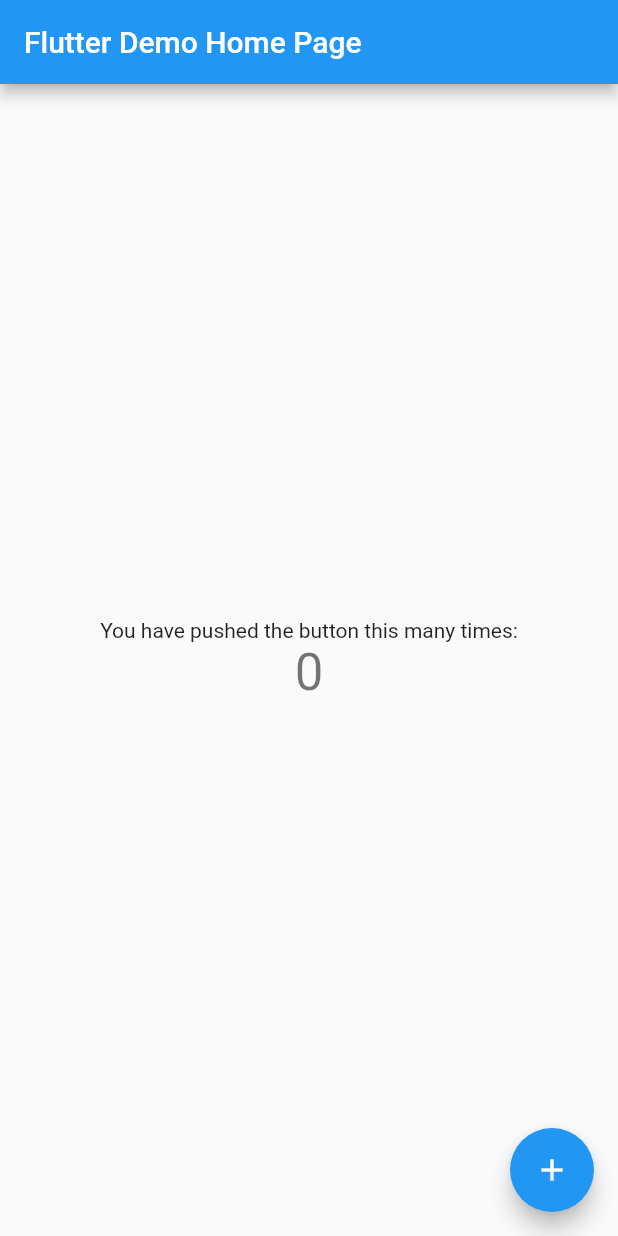
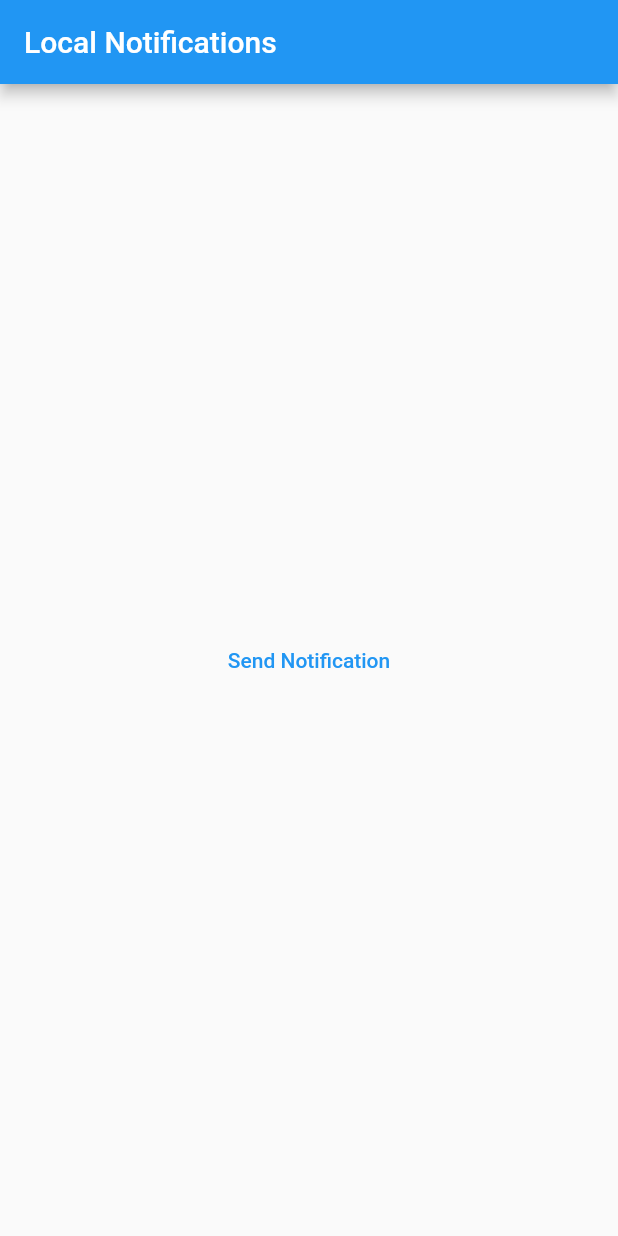
Before and after one commit to Anonymousgaurav/local_notifications, a Flutter app: the screen it shows after launch, on a phone screen of 412 x 824 dp. Run offline on Flutter 3.47's test engine with Material 2 defaults, Android fonts, the phone set to English and light mode, and no system bars; our stand-ins replace flutter_local_notifications, rxdart.

Commit message:
local notification implemented

```diff
--- a/lib/main.dart
+++ b/lib/main.dart
@@ -1,4 +1,5 @@
 import 'package:flutter/material.dart';
+import 'package:local_notifications/presentation/screens/LocalNotificationScreen.dart';
 
 void main() {
   runApp(const MyApp());
@@ -6,110 +7,14 @@ void main() {
 
 class MyApp extends StatelessWidget {
   const MyApp({Key? key}) : super(key: key);
-
-  // This widget is the root of your application.
   @override
   Widget build(BuildContext context) {
     return MaterialApp(
       title: 'Flutter Demo',
       theme: ThemeData(
-        // This is the theme of your application.
-        //
-        // Try running your application with "flutter run". You'll see the
-        // application has a blue toolbar. Then, without quitting the app, try
-        // changing the primarySwatch below to Colors.green and then invoke
-        // "hot reload" (press "r" in the console where you ran "flutter run",
-        // or simply save your changes to "hot reload" in a Flutter IDE).
-        // Notice that the counter didn't reset back to zero; the application
-        // is not restarted.
         primarySwatch: Colors.blue,
       ),
-      home: const MyHomePage(title: 'Flutter Demo Home Page'),
+      home: LocalNotificationScreen(),
     );
   }
 }
-
-class MyHomePage extends StatefulWidget {
-  const MyHomePage({Key? key, required this.title}) : super(key: key);
-
-  // This widget is the home page of your application. It is stateful, meaning
-  // that it has a State object (defined below) that contains fields that affect
-  // how it looks.
-
-  // This class is the configuration for the state. It holds the values (in this
-  // case the title) provided by the parent (in this case the App widget) and
-  // used by the build method of the State. Fields in a Widget subclass are
-  // always marked "final".
-
-  final String title;
-
-  @override
-  State<MyHomePage> createState() => _MyHomePageState();
-}
-
-class _MyHomePageState extends State<MyHomePage> {
-  int _counter = 0;
-
-  void _incrementCounter() {
-    setState(() {
-      // This call to setState tells the Flutter framework that something has
-      // changed in this State, which causes it to rerun the build method below
-      // so that the display can reflect the updated values. If we changed
-      // _counter without calling setState(), then the build method would not be
-      // called again, and so nothing would appear to happen.
-      _counter++;
-    });
-  }
-
-  @override
-  Widget build(BuildContext context) {
-    // This method is rerun every time setState is called, for instance as done
-    // by the _incrementCounter method above.
-    //
-    // The Flutter framework has been optimized to make rerunning build methods
-    // fast, so that you can just rebuild anything that needs updating rather
-    // than having to individually change instances of widgets.
-    return Scaffold(
-      appBar: AppBar(
-        // Here we take the value from the MyHomePage object that was created by
-        // the App.build method, and use it to set our appbar title.
-        title: Text(widget.title),
-      ),
-      body: Center(
-        // Center is a layout widget. It takes a single child and positions it
-        // in the middle of the parent.
-        child: Column(
-          // Column is also a layout widget. It takes a list of children and
-          // arranges them vertically. By default, it sizes itself to fit its
-          // children horizontally, and tries to be as tall as its parent.
-          //
-          // Invoke "debug painting" (press "p" in the console, choose the
-          // "Toggle Debug Paint" action from the Flutter Inspector in Android
-          // Studio, or the "Toggle Debug Paint" command in Visual Studio Code)
-          // to see the wireframe for each widget.
-          //
-          // Column has various properties to control how it sizes itself and
-          // how it positions its children. Here we use mainAxisAlignment to
-          // center the children vertically; the main axis here is the vertical
-          // axis because Columns are vertical (the cross axis would be
-          // horizontal).
-          mainAxisAlignment: MainAxisAlignment.center,
-          children: <Widget>[
-            const Text(
-              'You have pushed the button this many times:',
-            ),
-            Text(
-              '$_counter',
-              style: Theme.of(context).textTheme.headline4,
-            ),
-          ],
-        ),
-      ),
-      floatingActionButton: FloatingActionButton(
-        onPressed: _incrementCounter,
-        tooltip: 'Increment',
-        child: const Icon(Icons.add),
-      ), // This trailing comma makes auto-formatting nicer for build methods.
-    );
-  }
-}
--- /dev/null
+++ b/lib/presentation/screens/LocalNotificationScreen.dart
@@ -0,0 +1,63 @@
+import 'package:flutter/material.dart';
+import 'package:local_notifications/firebase/NotificationPlugin.dart';
+import 'package:local_notifications/presentation/screens/NotificationScreen.dart';
+
+class LocalNotificationScreen extends StatefulWidget {
+  @override
+  _LocalNotificationScreenState createState() =>
+      _LocalNotificationScreenState();
+}
+
+class _LocalNotificationScreenState extends State<LocalNotificationScreen> {
+  int count = 0;
+
+  @override
+  void initState() {
+    super.initState();
+
+    notificationPlugin
+        .setListenerForLowerVersions(onNotificationInLowerVersions);
+    notificationPlugin.setOnNotificationClick(onSelectNotification);
+  }
+
+  @override
+  Widget build(BuildContext context) {
+    return Scaffold(
+      appBar: AppBar(
+        title: Text('Local Notifications'),
+      ),
+      body: Center(
+        child: TextButton(
+          onPressed: () async {
+            await notificationPlugin.showNotification();
+            // await notificationPlugin.scheduleNotification();
+            // await notificationPlugin.showNotificationWithAttachment();
+            // await notificationPlugin.repeatNotification();
+            // await notificationPlugin.showDailyAtTime();
+            // await notificationPlugin.showWeeklyAtDayTime();
+            //  count = await notificationPlugin.getPendingNotificationCount();
+            //  print('Count $count');
+            //  await notificationPlugin.cancelNotification();
+            //  count = await notificationPlugin.getPendingNotificationCount();
+            //  print('Count $count');
+          },
+          child: Text('Send Notification'),
+        ),
+      ),
+    );
+  }
+
+  onNotificationInLowerVersions(ReceivedNotification receivedNotification) {
+    print('Notification Received ${receivedNotification.id}');
+  }
+
+  onSelectNotification(String? payload) {
+    if (payload != null) {
+      return Navigator.push(context, MaterialPageRoute(builder: (coontext) {
+        return NotificationScreen(
+          payload: payload,
+        );
+      }));
+    }
+  }
+}
```
Also changed, not shown: lib/firebase/NotificationPlugin.dart (added, +291 -0 lines), lib/presentation/screens/NotificationScreen.dart (added, +25 -0 lines), pubspec.yaml (+5 -71 lines), pubspec.lock, 16 other files.
